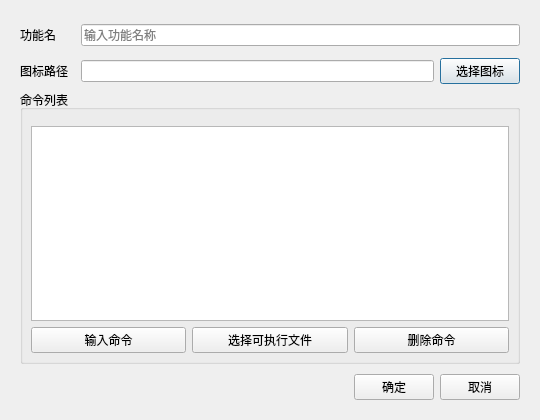
Before: the Qt Designer form ui/funcconfigdialog.ui in Jianyin-Li/WiseExec, drawn with Qt 5.
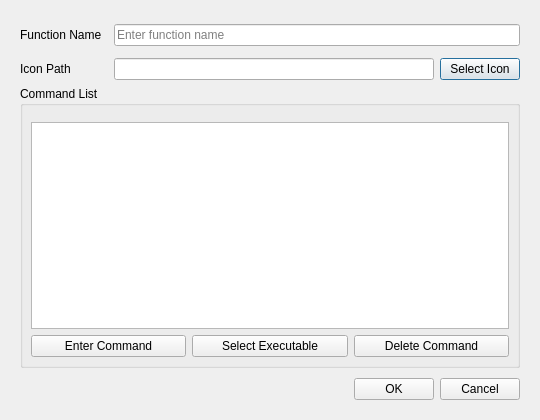
After: the same form once the commit is applied.

Diff of the .ui file:
```diff
--- a/ui/funcconfigdialog.ui
+++ b/ui/funcconfigdialog.ui
@@ -40,21 +40,21 @@
      <item row="0" column="0">
       <widget class="QLabel" name="label">
        <property name="text">
-        <string>功能名</string>
+         <string>Function Name</string>
        </property>
       </widget>
      </item>
      <item row="0" column="1">
       <widget class="QLineEdit" name="funcNameEdit">
        <property name="placeholderText">
-        <string>输入功能名称</string>
+         <string>Enter function name</string>
        </property>
       </widget>
      </item>
      <item row="1" column="0">
       <widget class="QLabel" name="label_2">
        <property name="text">
-        <string>图标路径</string>
+         <string>Icon Path</string>
        </property>
       </widget>
      </item>
@@ -79,7 +79,7 @@
         <item>
          <widget class="QPushButton" name="selectIconBtn">
           <property name="text">
-           <string>选择图标</string>
+           <string>Select Icon</string>
           </property>
          </widget>
         </item>
@@ -91,7 +91,7 @@
    <item>
     <widget class="QGroupBox" name="groupBox">
      <property name="title">
-      <string>命令列表</string>
+       <string>Command List</string>
      </property>
      <layout class="QVBoxLayout" name="verticalLayout_2">
       <property name="leftMargin">
@@ -127,7 +127,7 @@
          <item>
           <widget class="QPushButton" name="addCmdBtn">
            <property name="text">
-            <string>输入命令</string>
+             <string>Enter Command</string>
            </property>
            <property name="toolTip">
             <string>输入任意命令行指令</string>
@@ -137,7 +137,7 @@
          <item>
           <widget class="QPushButton" name="selectExeBtn">
            <property name="text">
-            <string>选择可执行文件</string>
+             <string>Select Executable</string>
            </property>
            <property name="toolTip">
             <string>选择可执行文件（.exe、.bat、.sh等）</string>
@@ -147,7 +147,7 @@
          <item>
           <widget class="QPushButton" name="delCmdBtn">
            <property name="text">
-            <string>删除命令</string>
+             <string>Delete Command</string>
            </property>
           </widget>
          </item>
@@ -188,14 +188,14 @@
       <item>
        <widget class="QPushButton" name="confirmBtn">
         <property name="text">
-         <string>确定</string>
+          <string>OK</string>
         </property>
        </widget>
       </item>
       <item>
        <widget class="QPushButton" name="cancelBtn">
         <property name="text">
-         <string>取消</string>
+          <string>Cancel</string>
         </property>
        </widget>
       </item>
```
Left out of the diff: 6 changed lines with no effect on the pictures. Lines whose indentation alone changed are shown as unchanged.
